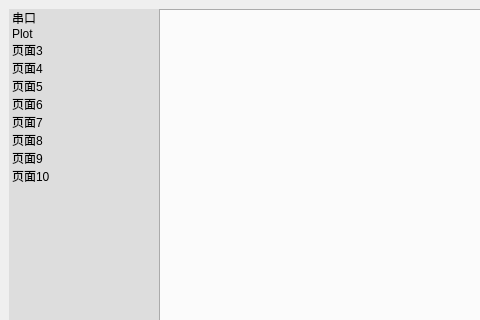
DoveOutland/Graduation_Project, file project_1/mainwindow.ui: the form before one commit; both pictures show x 0 to 480 and y 0 to 320 of the 800 by 600 pixel window.
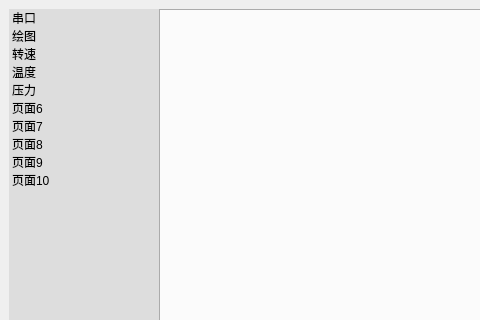
The form after the commit. The open tabs and pages were chosen to show the change. Custom widgets are drawn as their Qt base class.

Commit message: 转速 温度模块完成

```diff
--- a/project_1/mainwindow.ui
+++ b/project_1/mainwindow.ui
@@ -51,22 +51,22 @@
         </item>
         <item>
          <property name="text">
-          <string>Plot</string>
+          <string>绘图</string>
          </property>
         </item>
         <item>
          <property name="text">
-          <string>页面3</string>
+          <string>转速</string>
          </property>
         </item>
         <item>
          <property name="text">
-          <string>页面4</string>
+          <string>温度</string>
          </property>
         </item>
         <item>
          <property name="text">
-          <string>页面5</string>
+          <string>压力</string>
          </property>
         </item>
         <item>
```
Left out of the diff: 2 changed lines with no effect on the pictures. The commit also changes 12 other files.
